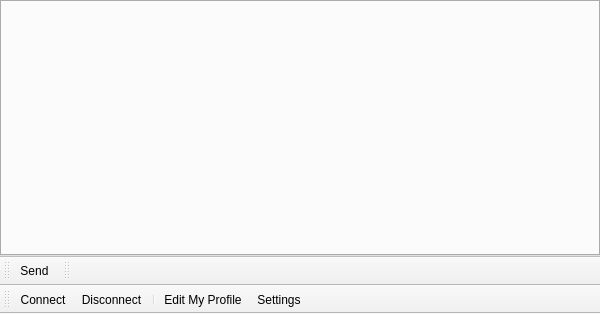
First picture: the form in trunk/UI/widgetchatcenter.ui, repository c3c/quazaa, before the edit.
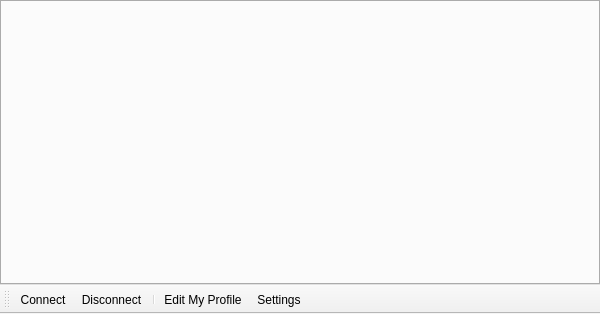
Second picture: the form after the edit. Icons and pictures are not drawn.

Commit message: Changed the ui around for chat and fixed a few bugs.

Diff of the .ui file:
```diff
--- a/trunk/UI/widgetchatcenter.ui
+++ b/trunk/UI/widgetchatcenter.ui
@@ -67,53 +67,6 @@
    <addaction name="actionEditMyProfile"/>
    <addaction name="actionChatSettings"/>
   </widget>
-  <widget class="QToolBar" name="toolBarChatMessage">
-   <property name="contextMenuPolicy">
-    <enum>Qt::PreventContextMenu</enum>
-   </property>
-   <property name="windowTitle">
-    <string>toolBar_2</string>
-   </property>
-   <property name="iconSize">
-    <size>
-     <width>16</width>
-     <height>16</height>
-    </size>
-   </property>
-   <property name="floatable">
-    <bool>false</bool>
-   </property>
-   <attribute name="toolBarArea">
-    <enum>BottomToolBarArea</enum>
-   </attribute>
-   <attribute name="toolBarBreak">
-    <bool>true</bool>
-   </attribute>
-   <addaction name="actionSend"/>
-  </widget>
-  <widget class="QToolBar" name="toolBarOperator">
-   <property name="contextMenuPolicy">
-    <enum>Qt::PreventContextMenu</enum>
-   </property>
-   <property name="windowTitle">
-    <string>toolBar_3</string>
-   </property>
-   <property name="iconSize">
-    <size>
-     <width>16</width>
-     <height>16</height>
-    </size>
-   </property>
-   <property name="floatable">
-    <bool>false</bool>
-   </property>
-   <attribute name="toolBarArea">
-    <enum>BottomToolBarArea</enum>
-   </attribute>
-   <attribute name="toolBarBreak">
-    <bool>false</bool>
-   </attribute>
-  </widget>
   <action name="actionConnect">
    <property name="icon">
     <iconset resource="../Resource.qrc">
```
The commit also changes 8 other files.
